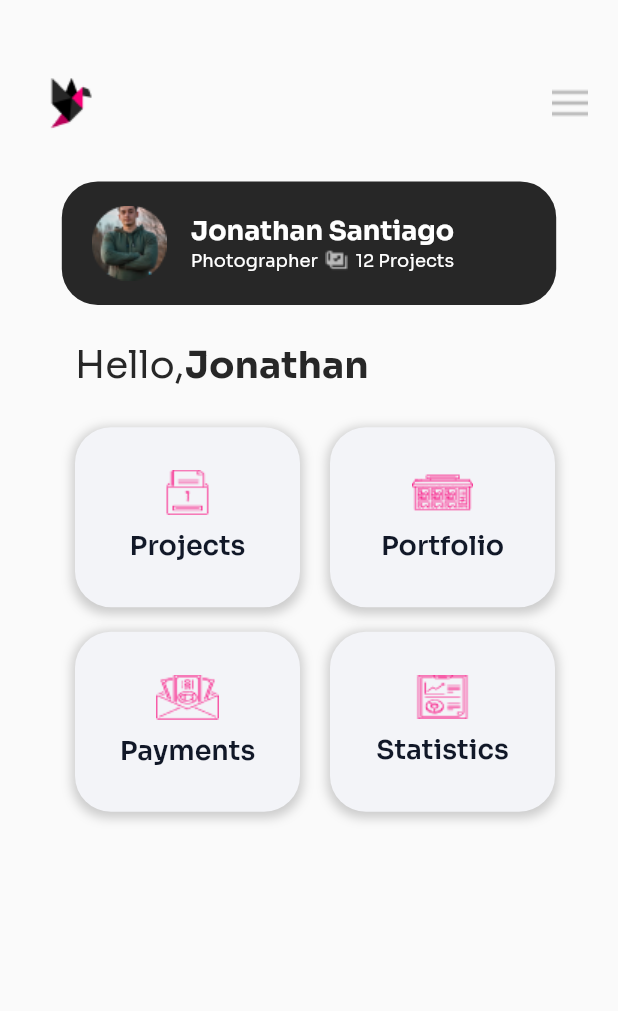
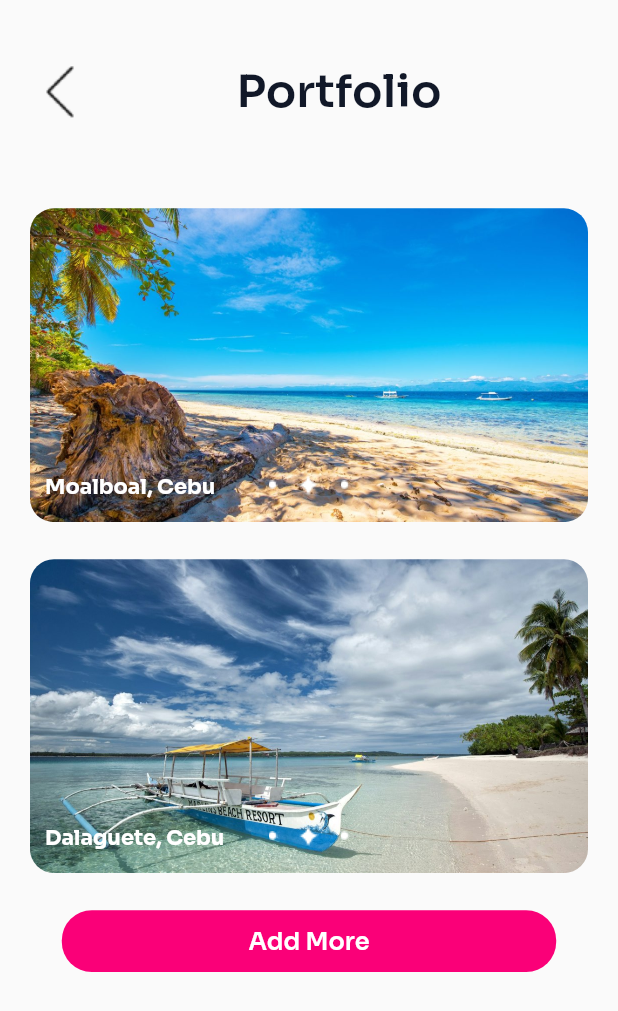
Before and after one commit to Izkumberdu/localancer, a Flutter app: the screen it shows after launch, on a phone screen of 412 x 824 dp. Shown: the top 1011 px of the screen. Run offline on Flutter 3.47's test engine with Material 2 defaults, Android fonts, the light colour scheme and no system bars; drawn by our look-alikes of carousel_slider; our stand-ins replace dotted_border, google_fonts.

Commit message:
added portfolio

```diff
--- a/lib/Screens/Freelancer/FLhomescreen.dart
+++ b/lib/Screens/Freelancer/FLhomescreen.dart
@@ -66,7 +66,7 @@ class _FLhomescreenState extends State<FLhomescreen> {
                   ),
                 ),
                 child: Padding(
-                  padding: EdgeInsets.only(left: 20), // Add left padding
+                  padding: EdgeInsets.only(left: 20),
                   child: Row(
                     mainAxisAlignment: MainAxisAlignment.start,
                     children: [
@@ -83,8 +83,7 @@ class _FLhomescreenState extends State<FLhomescreen> {
                       ),
                       Column(
                         mainAxisAlignment: MainAxisAlignment.center,
-                        crossAxisAlignment: CrossAxisAlignment
-                            .start, // Align items to the start horizontally
+                        crossAxisAlignment: CrossAxisAlignment.start,
                         children: [
                           Text(
                             jonathan.fullName,
--- /dev/null
+++ b/lib/Screens/Freelancer/portfolio.dart
@@ -0,0 +1,98 @@
+import 'package:flutter/material.dart';
+import 'package:carousel_slider/carousel_slider.dart';
+import 'package:google_fonts/google_fonts.dart';
+import 'package:localancer/app_styles.dart';
+import 'package:localancer/carousel.dart';
+import 'package:localancer/size_config.dart';
+
+class FLPortfolio extends StatefulWidget {
+  const FLPortfolio({Key? key});
+
+  @override
+  State<FLPortfolio> createState() => _FLPortfolioState();
+}
+
+class _FLPortfolioState extends State<FLPortfolio> {
+  @override
+  Widget build(BuildContext context) {
+    SizeConfig sizeConfig = SizeConfig();
+    sizeConfig.init(context);
+    return Scaffold(
+      body: Padding(
+        padding: EdgeInsets.symmetric(horizontal: 20),
+        child: Column(
+          crossAxisAlignment: CrossAxisAlignment.center,
+          children: [
+            SizedBox(
+              height: SizeConfig.blockSizeVertical! * 5,
+            ),
+            Row(
+              children: [
+                Container(
+                  child: Image(image: AssetImage('assets/back-icon.png')),
+                ),
+                Expanded(
+                  child: Center(
+                    child: Text(
+                      'Portfolio',
+                      style: SoraSemiBold.copyWith(fontSize: 30),
+                    ),
+                  ),
+                ),
+              ],
+            ),
+            SizedBox(
+              height: SizeConfig.blockSizeVertical! * 7,
+            ),
+            ClipRRect(
+              borderRadius: BorderRadius.circular(16),
+              child: Carousel(
+                user: 0,
+                portfolio: 0,
+                title: 'Moalboal, Cebu',
+              ),
+            ),
+            SizedBox(
+              height: SizeConfig.blockSizeVertical! * 3,
+            ),
+            ClipRRect(
+              borderRadius: BorderRadius.circular(16),
+              child: Carousel(
+                user: 0,
+                portfolio: 1,
+                title: 'Dalaguete, Cebu',
+              ),
+            ),
+            SizedBox(
+              height: SizeConfig.blockSizeVertical! * 3,
+            ),
+            Row(
+              mainAxisAlignment: MainAxisAlignment.center,
+              children: [
+                Container(
+                  height: SizeConfig.blockSizeVertical! * 5,
+                  width: SizeConfig.blockSizeHorizontal! * 80,
+                  decoration: BoxDecoration(
+                    borderRadius: BorderRadius.all(Radius.circular(20)),
+                    color: kPink,
+                  ),
+                  child: Row(
+                    mainAxisAlignment: MainAxisAlignment.center,
+                    children: [
+                      Text('Add More',
+                          style: GoogleFonts.sora(
+                            fontWeight: FontWeight.w600,
+                            color: Colors.white,
+                            fontSize: 16,
+                          ))
+                    ],
+                  ),
+                ),
+              ],
+            ),
+          ],
+        ),
+      ),
+    );
+  }
+}
--- /dev/null
+++ b/lib/carousel.dart
@@ -0,0 +1,88 @@
+import 'package:carousel_slider/carousel_slider.dart';
+import 'package:flutter/material.dart';
+import 'package:localancer/app_styles.dart';
+import 'package:localancer/models/freelancerUsers.dart';
+import 'package:localancer/size_config.dart';
+
+class Carousel extends StatefulWidget {
+  final int user;
+  final int portfolio;
+  final String title;
+
+  const Carousel(
+      {super.key,
+      required this.user,
+      required this.portfolio,
+      required this.title});
+
+  @override
+  State<Carousel> createState() => _CarouselState();
+}
+
+class _CarouselState extends State<Carousel> {
+  int _current = 1;
+
+  @override
+  Widget build(BuildContext context) {
+    SizeConfig sizeConfig = SizeConfig();
+    sizeConfig.init(context);
+
+    final freelancerUser = FreelancerUser.Freelancers[widget.user];
+    final portfolio = freelancerUser.portfolio[widget.portfolio];
+    final title = widget.title;
+
+    return Container(
+      decoration: BoxDecoration(borderRadius: BorderRadius.circular(16)),
+      child: Stack(
+        children: [
+          CarouselSlider(
+            options: CarouselOptions(
+              viewportFraction: 1.0,
+              enlargeCenterPage: false,
+              onPageChanged: ((index, reason) {
+                setState(() {
+                  _current = index;
+                });
+              }),
+              initialPage: _current,
+            ),
+            items: portfolio
+                .map((imagePath) => Image.asset(
+                      imagePath,
+                      fit: BoxFit.cover,
+                    ))
+                .toList(),
+          ),
+          Positioned(
+            bottom: 15,
+            left: 0,
+            right: 0,
+            child: Row(
+              mainAxisAlignment: MainAxisAlignment.center,
+              children: List.generate(3, (index) {
+                return Container(
+                  margin: EdgeInsets.symmetric(horizontal: 2),
+                  child: Image.asset(
+                    index == _current
+                        ? 'assets/slider-active.png'
+                        : 'assets/slider-disbaled.png',
+                    width: 20,
+                    height: 20,
+                  ),
+                );
+              }),
+            ),
+          ),
+          Positioned(
+              bottom: 15,
+              left: 10,
+              right: 0,
+              child: Text(
+                title,
+                style: SoraBold.copyWith(fontSize: 14, color: Colors.white),
+              )),
+        ],
+      ),
+    );
+  }
+}
--- a/lib/main.dart
+++ b/lib/main.dart
@@ -1,5 +1,6 @@
 import "package:flutter/material.dart";
 import "package:localancer/Screens/Freelancer/FLhomescreen.dart";
+import "package:localancer/Screens/Freelancer/portfolio.dart";
 import "package:localancer/Screens/Register/register-Client.dart";
 import "package:localancer/Screens/login.dart";
 import "package:localancer/Screens/Register/register-1.dart";
@@ -28,7 +29,7 @@ class _MyWidgetState extends State<LocalancerApp> {
   @override
   Widget build(BuildContext context) {
     return MaterialApp(
-      home: Scaffold(backgroundColor: Color(0xFFFCFCFC), body: FLhomescreen()),
+      home: Scaffold(backgroundColor: Color(0xFFFCFCFC), body: FLPortfolio()),
     );
   }
 }
--- a/lib/models/freelancerUsers.dart
+++ b/lib/models/freelancerUsers.dart
@@ -10,7 +10,7 @@ class FreelancerUser {
   String fullName;
   String email;
   String contactNumber;
-  List<String> portfolio;
+  List<List<String>> portfolio;
   String profilePicture;
   String numProjects;
 
@@ -45,9 +45,16 @@ class FreelancerUser {
       email: 'jonathan@gmail.com',
       contactNumber: '09326534419',
       portfolio: [
-        'filepath1',
-        'filepath2',
-        'filepath3',
+        [
+          'assets/moalboal-1.jpg',
+          'assets/moalboal-2.jpeg',
+          'assets/moalboal-3.jpg'
+        ],
+        [
+          'assets/bantayan-1.jpg',
+          'assets/bantayan-2.jpg',
+          'assets/bantayan-3.jpg'
+        ],
       ],
       profilePicture: 'assets/jonathan.png',
       numProjects: '12 Projects',
--- a/pubspec.yaml
+++ b/pubspec.yaml
@@ -36,6 +36,7 @@ dependencies:
   cupertino_icons: ^1.0.2
   dotted_border: 2.1.0
   google_fonts: ^6.1.0
+  carousel_slider: ^4.2.1
 
 dev_dependencies:
   flutter_test:
```
Also changed, not shown: assets/back-icon.png (added), assets/bantayan-1.jpg (added), assets/bantayan-2.jpg (added), assets/bantayan-3.jpg (added), assets/moalboal-1.jpg (added), assets/moalboal-2.jpeg (added), assets/moalboal-3.jpg (added), assets/slider-active.png (added), assets/slider-disbaled.png (added), pubspec.lock.
